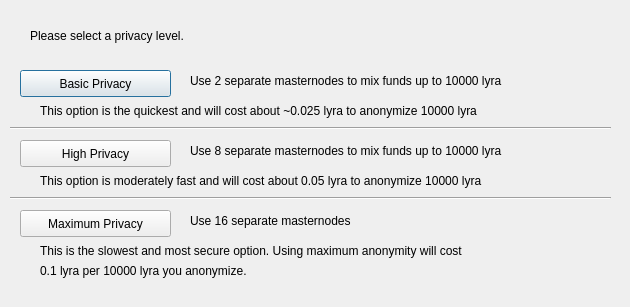
This is src/qt/forms/obfuscationconfig.ui in scryptachain/scrypta as Qt 5 draws it before an edit. The edited form follows.
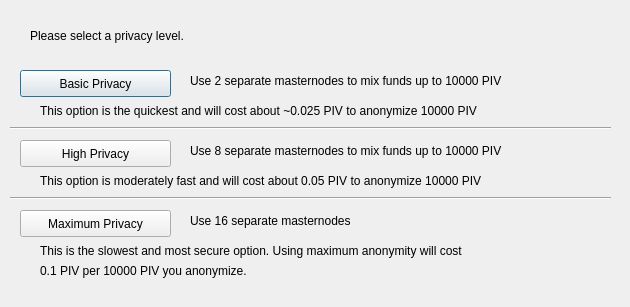
This is the edited form.

Patch:
```diff
--- a/src/qt/forms/obfuscationconfig.ui
+++ b/src/qt/forms/obfuscationconfig.ui
@@ -75,7 +75,7 @@
     </rect>
    </property>
    <property name="text">
-    <string>Use 2 separate masternodes to mix funds up to 10000 lyra</string>
+    <string>Use 2 separate masternodes to mix funds up to 10000 PIV</string>
    </property>
   </widget>
   <widget class="QLabel" name="label_3">
@@ -88,7 +88,7 @@
     </rect>
    </property>
    <property name="text">
-    <string>Use 8 separate masternodes to mix funds up to 10000 lyra</string>
+    <string>Use 8 separate masternodes to mix funds up to 10000 PIV</string>
    </property>
   </widget>
   <widget class="QLabel" name="label_4">
@@ -114,7 +114,7 @@
     </rect>
    </property>
    <property name="text">
-    <string>This option is the quickest and will cost about ~0.025 lyra to anonymize 10000 lyra</string>
+    <string>This option is the quickest and will cost about ~0.025 PIV to anonymize 10000 PIV</string>
    </property>
   </widget>
   <widget class="QLabel" name="label_7">
@@ -127,7 +127,7 @@
     </rect>
    </property>
    <property name="text">
-    <string>This option is moderately fast and will cost about 0.05 lyra to anonymize 10000 lyra</string>
+    <string>This option is moderately fast and will cost about 0.05 PIV to anonymize 10000 PIV</string>
    </property>
   </widget>
   <widget class="QLabel" name="label_8">
@@ -153,7 +153,7 @@
     </rect>
    </property>
    <property name="text">
-    <string>0.1 lyra per 10000 lyra you anonymize.</string>
+    <string>0.1 PIV per 10000 PIV you anonymize.</string>
    </property>
   </widget>
   <widget class="Line" name="line">
```
